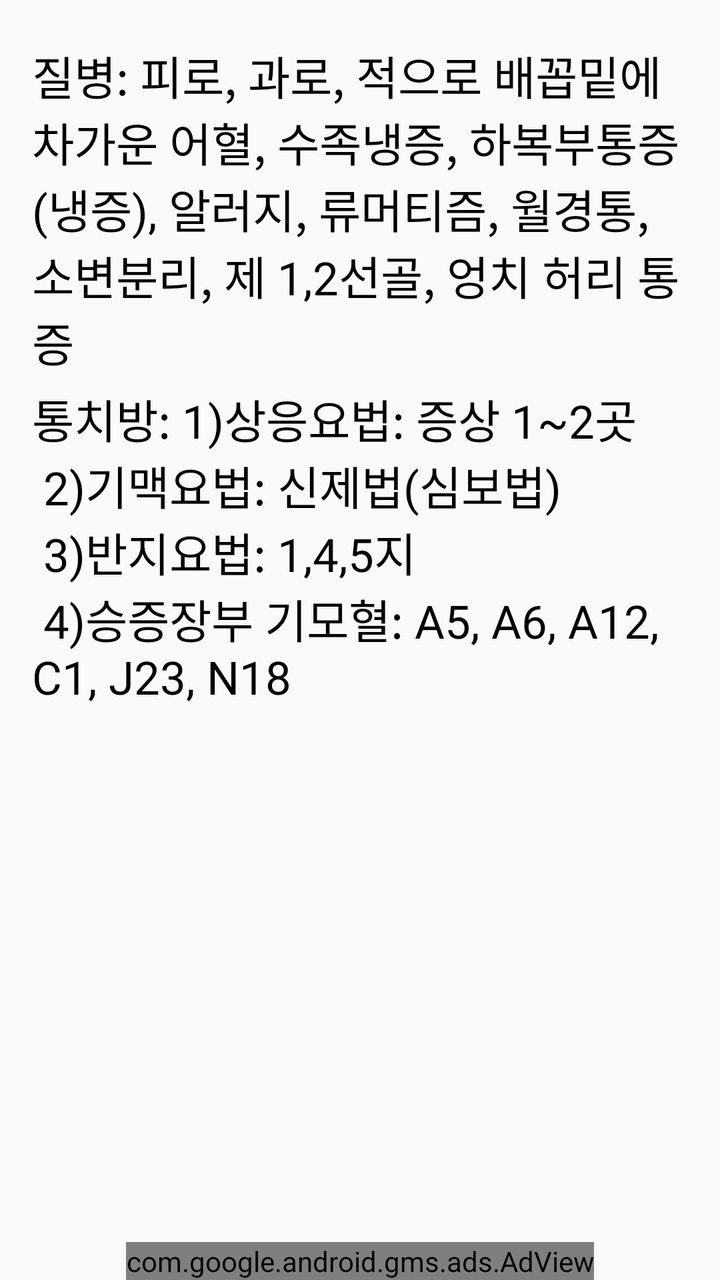
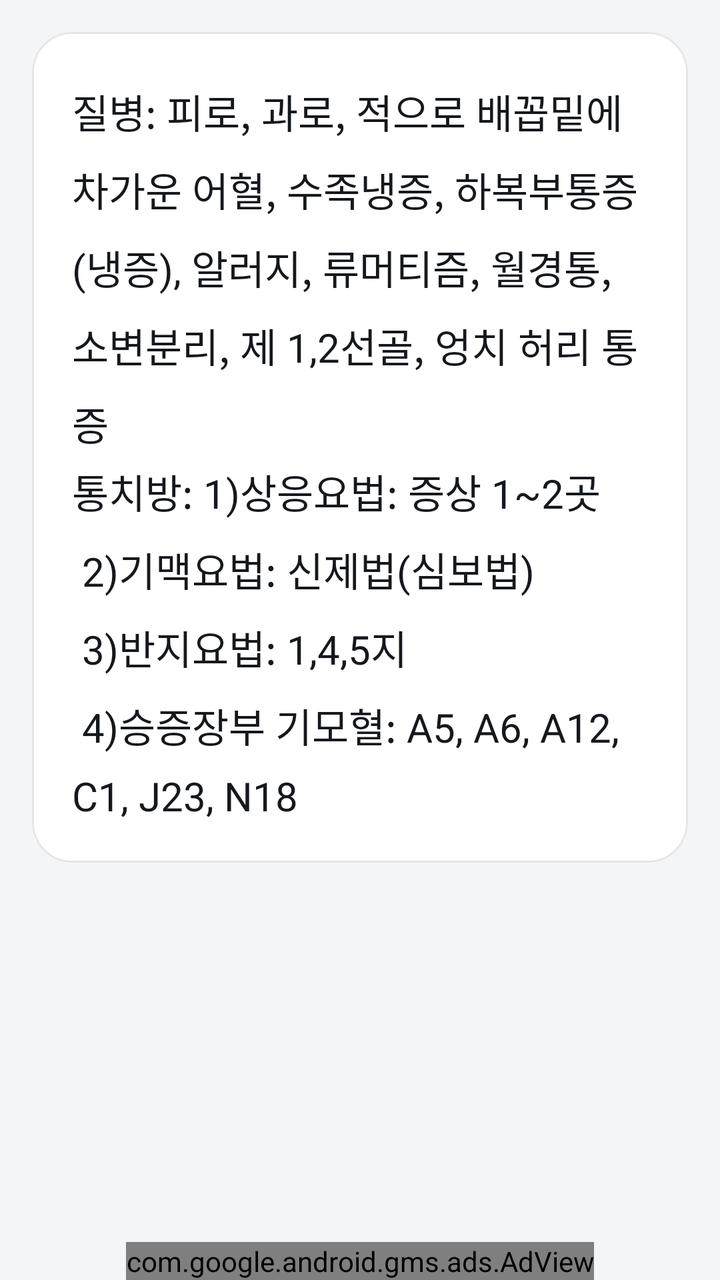

Compare the two renders of this Android layout. The source of the first and the diff that turns it into the second are given below.
<!-- AndroidManifest.xml: application theme AppTheme -->
<!-- res/layout/activity_sinsil.xml -->
<RelativeLayout xmlns:android="http://schemas.android.com/apk/res/android"
    xmlns:tools="http://schemas.android.com/tools"
    xmlns:ads="http://schemas.android.com/apk/res-auto"
    android:layout_width="match_parent"
    android:layout_height="match_parent"
    android:paddingTop="@dimen/activity_vertical_margin"
    android:paddingLeft="@dimen/activity_horizontal_margin"
    android:paddingRight="@dimen/activity_horizontal_margin"
    tools:context=".MainActivity" >

    <ScrollView
        android:layout_width="fill_parent"
        android:layout_height="wrap_content" >

        <LinearLayout
            android:layout_width="match_parent"
            android:layout_height="match_parent"
            android:orientation="vertical" >

            <TextView
                android:layout_width="wrap_content"
                android:layout_height="wrap_content"
                android:layout_marginTop="5dp"
                android:text="@string/sinsil"
                style="@style/myTextView" />

            <TextView
                android:layout_width="wrap_content"
                android:layout_height="wrap_content"
                android:layout_marginTop="5dp"
                android:text="@string/sinsil2"
                style="@style/myTextView" />
        </LinearLayout>
    </ScrollView>

    <com.google.android.gms.ads.AdView
        android:id="@+id/adView"
        android:layout_width="wrap_content"
        android:layout_height="wrap_content"
        android:layout_centerHorizontal="true"
        android:layout_alignParentBottom="true"
        ads:adSize="BANNER"
        ads:adUnitId="@string/banner_ad_unit_id" />


</RelativeLayout>
<!-- resources referenced by this layout -->
<resources>
  <dimen name="activity_horizontal_margin">16dp</dimen>
  <dimen name="activity_vertical_margin">16dp</dimen>
  <string name="banner_ad_unit_id">ca-app-pub-1253642133922353/2152469025</string>
  <string name="sinsil">질병: 피로, 과로, 적으로 배꼽밑에 차가운 어혈,
                  수족냉증, 하복부통증(냉증), 알러지, 류머티즘, 월경통, 소변분리,
                   제 1,2선골, 엉치 허리 통증  </string>
  <string name="sinsil2">통치방: 1)상응요법: 증상 1~2곳 \n
         2)기맥요법: 신제법(심보법)\n
         3)반지요법: 1,4,5지\n
         4)승증장부 기모혈: A5, A6, A12, C1, J23, N18</string>
  <style name="myTextView">
          <item name="android:textSize">23dp</item>
          <item name="android:textColor">#000000</item>
      </style>
  <style name="AppTheme" parent="AppBaseTheme">
          
      </style>
  <style name="AppBaseTheme" parent="Theme.AppCompat.Light">
          
      </style>
</resources>

<!-- the commit's change to res/layout/activity_sinsil.xml (unified diff, before → after) -->
@@ -1,5 +1,6 @@
 <RelativeLayout xmlns:android="http://schemas.android.com/apk/res/android"
     xmlns:tools="http://schemas.android.com/tools"
+    xmlns:app="http://schemas.android.com/apk/res-auto"
     xmlns:ads="http://schemas.android.com/apk/res-auto"
     android:layout_width="match_parent"
     android:layout_height="match_parent"
@@ -12,10 +13,20 @@
         android:layout_width="fill_parent"
         android:layout_height="wrap_content" >
 
+        <com.google.android.material.card.MaterialCardView
+            android:layout_width="match_parent"
+            android:layout_height="wrap_content"
+            app:cardBackgroundColor="@color/surface"
+            app:cardCornerRadius="@dimen/card_radius"
+            app:cardElevation="0dp"
+            app:strokeColor="@color/outline"
+            app:strokeWidth="1dp" >
+
         <LinearLayout
             android:layout_width="match_parent"
-            android:layout_height="match_parent"
-            android:orientation="vertical" >
+            android:layout_height="wrap_content"
+            android:orientation="vertical"
+            android:padding="20dp" >
 
             <TextView
                 android:layout_width="wrap_content"
@@ -31,6 +42,7 @@
                 android:text="@string/sinsil2"
                 style="@style/myTextView" />
         </LinearLayout>
+        </com.google.android.material.card.MaterialCardView>
     </ScrollView>
 
     <com.google.android.gms.ads.AdView
<!-- resource entries referenced after the edit -->
@@ -1,7 +1,10 @@
 <!-- resources referenced by this layout -->
 <resources>
+  <color name="outline">#E3E6EA</color>
+  <color name="surface">#FFFFFF</color>
   <dimen name="activity_horizontal_margin">16dp</dimen>
   <dimen name="activity_vertical_margin">16dp</dimen>
+  <dimen name="card_radius">20dp</dimen>
   <string name="banner_ad_unit_id">ca-app-pub-1253642133922353/2152469025</string>
   <string name="sinsil">질병: 피로, 과로, 적으로 배꼽밑에 차가운 어혈,
                   수족냉증, 하복부통증(냉증), 알러지, 류머티즘, 월경통, 소변분리,
@@ -11,14 +14,67 @@
          3)반지요법: 1,4,5지\n
          4)승증장부 기모혈: A5, A6, A12, C1, J23, N18</string>
   <style name="myTextView">
-          <item name="android:textSize">23dp</item>
-          <item name="android:textColor">#000000</item>
+          <item name="android:textSize">20sp</item>
+          <item name="android:textColor">@color/text_primary</item>
+          <item name="android:lineSpacingMultiplier">1.35</item>
       </style>
   <style name="AppTheme" parent="AppBaseTheme">
+          <item name="colorPrimary">@color/bar</item>
+          <item name="colorPrimaryDark">@color/bar_dark</item>
+          <item name="colorAccent">@color/accent</item>
+          <item name="android:windowBackground">@color/bg</item>
+          <item name="android:buttonStyle">@style/AppButton</item>
+      </style>
+  <color name="text_primary">#15181C</color>
+  <style name="AppBaseTheme" parent="Theme.MaterialComponents.Light.Bridge">
           
       </style>
-  <style name="AppBaseTheme" parent="Theme.AppCompat.Light">
-          
+  <color name="bar">#14171A</color>
+  <color name="bar_dark">#0B0D0F</color>
+  <color name="accent">#1F6E43</color>
+  <color name="bg">#F4F5F7</color>
+  <style name="AppButton" parent="Widget.AppCompat.Button">
+          <item name="android:background">@drawable/button_test</item>
+          <item name="android:textColor">@color/text_primary</item>
+          <item name="android:textSize">24sp</item>
+          <item name="android:fontFamily">sans-serif-medium</item>
+          <item name="android:textAllCaps">false</item>
+          <item name="android:minHeight">78dp</item>
+          <item name="android:stateListAnimator">@null</item>
+          <item name="android:elevation">0dp</item>
       </style>
+  <!-- drawable button_test (drawable) -->
+  <?xml version="1.0" encoding="utf-8"?>
+  <selector xmlns:android="http://schemas.android.com/apk/res/android">
+      <item android:state_pressed="true">
+          <shape android:shape="rectangle">
+              <solid android:color="@color/accent_soft" />
+              <stroke
+                  android:width="1dp"
+                  android:color="@color/accent" />
+              <padding
+                  android:left="12dp"
+                  android:top="12dp"
+                  android:right="12dp"
+                  android:bottom="12dp" />
+              <corners android:radius="16dp" />
+          </shape>
+      </item>
+      <item>
+          <shape android:shape="rectangle">
+              <solid android:color="@color/surface" />
+              <stroke
+                  android:width="1dp"
+                  android:color="@color/outline" />
+              <padding
+                  android:left="12dp"
+                  android:top="12dp"
+                  android:right="12dp"
+                  android:bottom="12dp" />
+              <corners android:radius="16dp" />
+          </shape>
+      </item>
+  </selector>
+  <color name="accent_soft">#E7F1EC</color>
 </resources>
 
